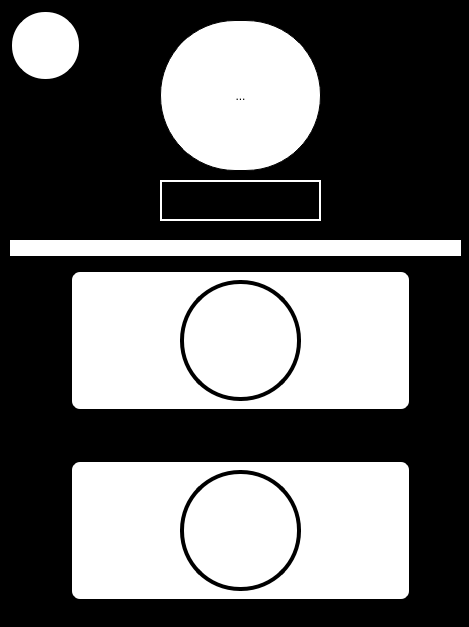
Qt form profile_page.ui (Tim-Hirsz/COMP2811-User-Interfaces-Group-4) before a commit.
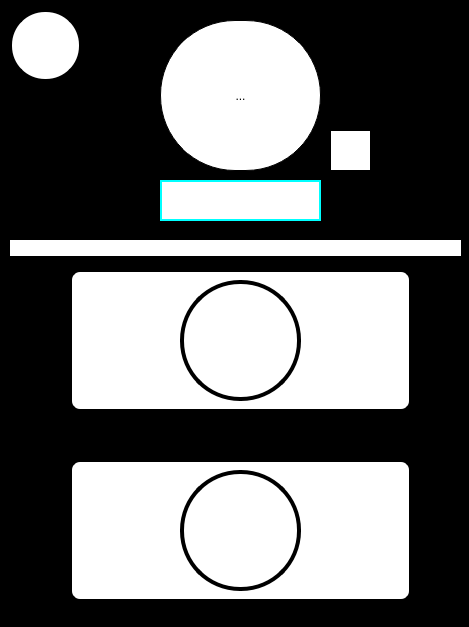
The same form after that commit. Icons and pictures are not drawn.

Diff of the .ui file:
```diff
--- a/profile_page.ui
+++ b/profile_page.ui
@@ -61,7 +61,11 @@
     </rect>
    </property>
    <property name="styleSheet">
-    <string notr="true">border: 2px solid rgb(255, 255, 255);</string>
+    <string notr="true">border: 2px solid rgb(0, 255, 255);
+background-color: white;</string>
+   </property>
+   <property name="clearButtonEnabled">
+    <bool>true</bool>
    </property>
   </widget>
   <widget class="Line" name="line">
@@ -186,6 +190,25 @@
     <string/>
    </property>
   </widget>
+  <widget class="QToolButton" name="Tool_to_change_img_2">
+   <property name="geometry">
+    <rect>
+     <x>330</x>
+     <y>130</y>
+     <width>41</width>
+     <height>41</height>
+    </rect>
+   </property>
+   <property name="styleSheet">
+    <string notr="true">border: 1px solid rgb(0, 0, 0);
+border-radius: 75px;
+image: url(:/new/prefix1/icons_Profile_page/pfp_change.png);
+background-color: rgb(255, 255, 255);</string>
+   </property>
+   <property name="text">
+    <string/>
+   </property>
+  </widget>
  </widget>
  <resources/>
  <connections/>
```
